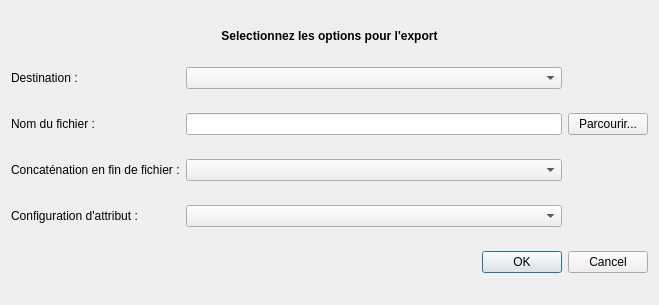
Old version of the form exportform.ui in the repository obourat/MimosaNG.
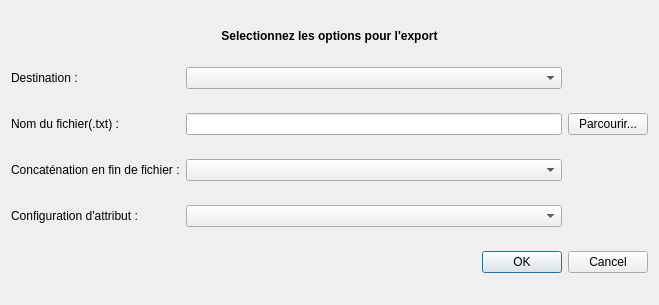
New version of the form.

Diff of the .ui file:
```diff
--- a/exportform.ui
+++ b/exportform.ui
@@ -23,7 +23,7 @@
       </sizepolicy>
      </property>
      <property name="text">
-      <string>Nom du fichier :</string>
+      <string>Nom du fichier(.txt) :</string>
      </property>
     </widget>
    </item>
```
